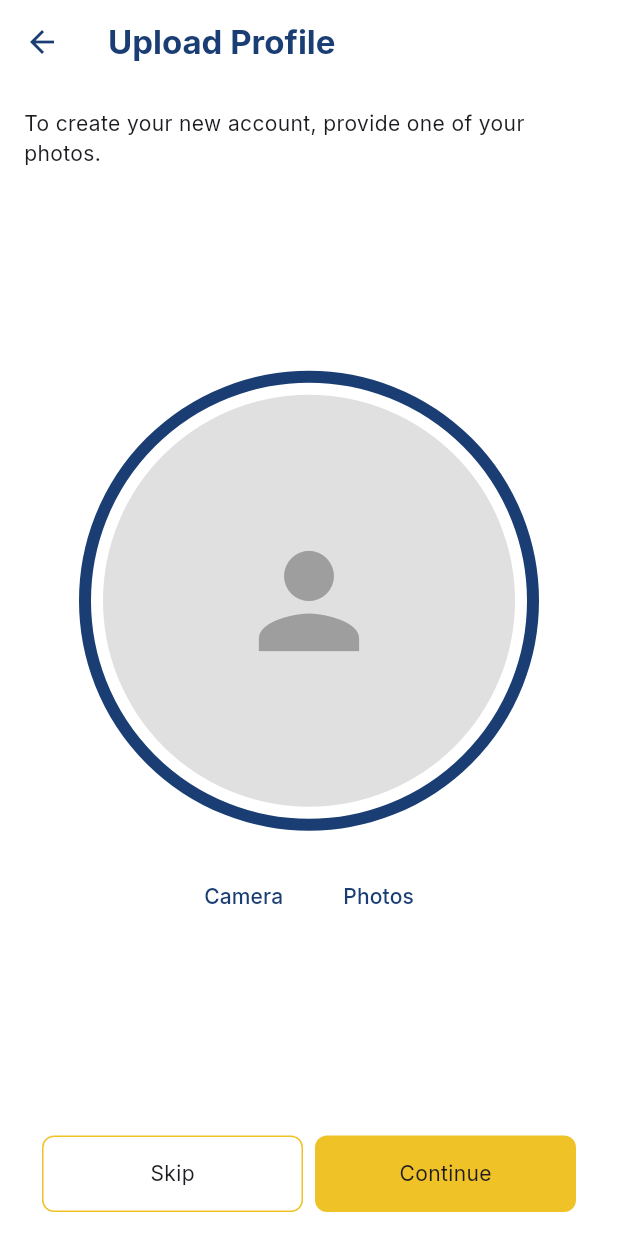
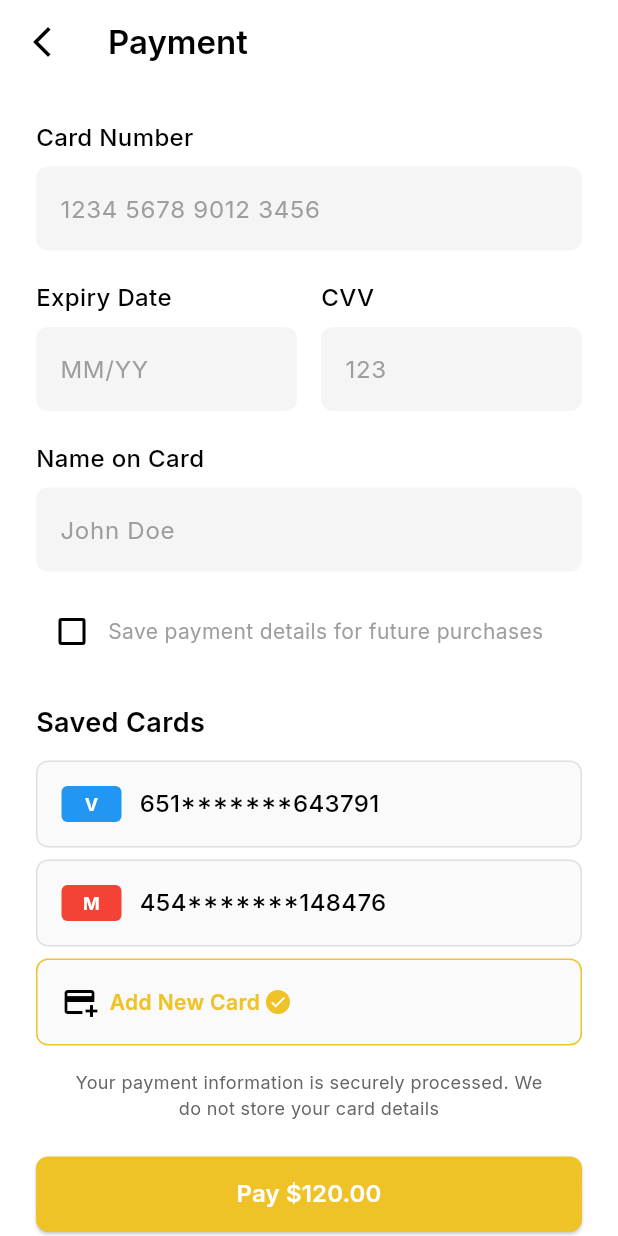
Before and after one commit to Sristy72/legendary-trading-academy, a Flutter app: the screen it shows after launch, on a phone screen of 412 x 824 dp. Run offline on Flutter 3.47's test engine with Material 3 defaults, Android fonts, the light colour scheme and no system bars; our stand-ins replace get, google_fonts, image_picker; missing offline and left inert: flutx_core.

Commit message:
commit with payment page ui

```diff
--- a/lib/core/theme/app_colors.dart
+++ b/lib/core/theme/app_colors.dart
@@ -7,4 +7,5 @@ class AppColors {
 
   static const Color white = Colors.white;
   static const Color errorRed = Color(0xFFD94539);
+
 }
--- /dev/null
+++ b/lib/features/payment/presentation/payment_screen.dart
@@ -0,0 +1,267 @@
+import 'package:flutter/material.dart';
+import 'package:get/get.dart';
+import '../state/payment_controller.dart';
+import '../widgets/payment_card.dart';
+
+class PaymentScreen extends GetView<PaymentController> {
+  const PaymentScreen({super.key});
+
+  @override
+  PaymentController get controller => Get.put(PaymentController());
+
+  @override
+  Widget build(BuildContext context) {
+    return Scaffold(
+      backgroundColor: Colors.white,
+      appBar: AppBar(
+        backgroundColor: Colors.white,
+        elevation: 0,
+        leading: IconButton(
+          icon: const Icon(Icons.arrow_back_ios_new, color: Colors.black),
+          onPressed: () => Get.back(),
+        ),
+        title: const Text(
+          'Payment',
+          style: TextStyle(color: Colors.black, fontWeight: FontWeight.w600),
+        ),
+      ),
+      body: SingleChildScrollView(
+        child: SafeArea(
+          child: SingleChildScrollView(
+            padding: const EdgeInsets.all(24.0),
+            child: Column(
+              crossAxisAlignment: CrossAxisAlignment.start,
+              children: [
+                const Text(
+                  'Card Number',
+                  style: TextStyle(
+                    fontSize: 16,
+                    fontWeight: FontWeight.w500,
+                    color: Colors.black,
+                  ),
+                ),
+                const SizedBox(height: 8),
+                Container(
+                  decoration: BoxDecoration(
+                    color: const Color(0xFFF5F5F5),
+                    borderRadius: BorderRadius.circular(8),
+                  ),
+                  child: const TextField(
+                    decoration: InputDecoration(
+                      hintText: '1234 5678 9012 3456',
+                      hintStyle: TextStyle(color: Colors.grey),
+                      border: InputBorder.none,
+                      contentPadding: EdgeInsets.symmetric(
+                        horizontal: 16,
+                        vertical: 16,
+                      ),
+                    ),
+                  ),
+                ),
+                const SizedBox(height: 20),
+                Row(
+                  children: [
+                    Expanded(
+                      child: Column(
+                        crossAxisAlignment: CrossAxisAlignment.start,
+                        children: [
+                          const Text(
+                            'Expiry Date',
+                            style: TextStyle(
+                              fontSize: 16,
+                              fontWeight: FontWeight.w500,
+                              color: Colors.black,
+                            ),
+                          ),
+                          const SizedBox(height: 8),
+                          Container(
+                            decoration: BoxDecoration(
+                              color: const Color(0xFFF5F5F5),
+                              borderRadius: BorderRadius.circular(8),
+                            ),
+                            child: const TextField(
+                              decoration: InputDecoration(
+                                hintText: 'MM/YY',
+                                hintStyle: TextStyle(color: Colors.grey),
+                                border: InputBorder.none,
+                                contentPadding: EdgeInsets.symmetric(
+                                  horizontal: 16,
+                                  vertical: 16,
+                                ),
+                              ),
+                            ),
+                          ),
+                        ],
+                      ),
+                    ),
+                    const SizedBox(width: 16),
+                    Expanded(
+                      child: Column(
+                        crossAxisAlignment: CrossAxisAlignment.start,
+                        children: [
+                          const Text(
+                            'CVV',
+                            style: TextStyle(
+                              fontSize: 16,
+                              fontWeight: FontWeight.w500,
+                              color: Colors.black,
+                            ),
+                          ),
+                          const SizedBox(height: 8),
+                          Container(
+                            decoration: BoxDecoration(
+                              color: const Color(0xFFF5F5F5),
+                              borderRadius: BorderRadius.circular(8),
+                            ),
+                            child: const TextField(
+                              decoration: InputDecoration(
+                                hintText: '123',
+                                hintStyle: TextStyle(color: Colors.grey),
+                                border: InputBorder.none,
+                                contentPadding: EdgeInsets.symmetric(
+                                  horizontal: 16,
+                                  vertical: 16,
+                                ),
+                              ),
+                            ),
+                          ),
+                        ],
+                      ),
+                    ),
+                  ],
+                ),
+                const SizedBox(height: 20),
+                const Text(
+                  'Name on Card',
+                  style: TextStyle(
+                    fontSize: 16,
+                    fontWeight: FontWeight.w500,
+                    color: Colors.black,
+                  ),
+                ),
+                const SizedBox(height: 8),
+                Container(
+                  decoration: BoxDecoration(
+                    color: const Color(0xFFF5F5F5),
+                    borderRadius: BorderRadius.circular(8),
+                  ),
+                  child: const TextField(
+                    decoration: InputDecoration(
+                      hintText: 'John Doe',
+                      hintStyle: TextStyle(color: Colors.grey),
+                      border: InputBorder.none,
+                      contentPadding: EdgeInsets.symmetric(
+                        horizontal: 16,
+                        vertical: 16,
+                      ),
+                    ),
+                  ),
+                ),
+                const SizedBox(height: 16),
+                Row(
+                  children: [
+                    Checkbox(
+                      value: false,
+                      onChanged: (value) {},
+                      activeColor: const Color(0xFFEFC227),
+                    ),
+                    const Expanded(
+                      child: Text(
+                        'Save payment details for future purchases',
+                        style: TextStyle(fontSize: 14, color: Colors.grey),
+                      ),
+                    ),
+                  ],
+                ),
+                const SizedBox(height: 24),
+                const Text(
+                  'Saved Cards',
+                  style: TextStyle(
+                    fontSize: 18,
+                    fontWeight: FontWeight.w600,
+                    color: Colors.black,
+                  ),
+                ),
+                const SizedBox(height: 12),
+                const PaymentCard(cardType: 'Visa', cardNumber: '651*******643791'),
+                const SizedBox(height: 8),
+                const PaymentCard(
+                  cardType: 'Mastercard',
+                  cardNumber: '454*******148476',
+                ),
+                const SizedBox(height: 8),
+                Container(
+                  padding: const EdgeInsets.all(16),
+                  decoration: BoxDecoration(
+                    color: Colors.grey[50],
+                    borderRadius: BorderRadius.circular(8),
+                    border: Border.all(color: const Color(0xFFEFC227)),
+                  ),
+                  child: Row(
+                    children: [
+                      const Icon(Icons.add_card, color: Colors.black),
+                      const SizedBox(width: 8),
+                      const Text(
+                        'Add New Card',
+                        style: TextStyle(
+                          color: Color(0xFFEFC227),
+                          fontWeight: FontWeight.w600,
+                        ),
+                      ),
+                      const SizedBox(width: 4),
+                      Container(
+                        width: 16,
+                        height: 16,
+                        decoration: const BoxDecoration(
+                          color: Color(0xFFEFC227),
+                          shape: BoxShape.circle,
+                        ),
+                        child: const Icon(
+                          Icons.check,
+                          size: 12,
+                          color: Colors.white,
+                        ),
+                      )
+                    ],
+                  ),
+                ),
+                const SizedBox(height: 16),
+                const Padding(
+                  padding: EdgeInsets.only(left: 20, right: 20),
+                  child: Text(
+                    textAlign: TextAlign.center,
+                    'Your payment information is securely processed. We do not store your card details',
+                    style: TextStyle(fontSize: 12, color: Color(0XFF666666)),
+                  ),
+                ),
+                const SizedBox(height: 24),
+                SizedBox(
+                  width: double.infinity,
+                  height: 50,
+                  child: ElevatedButton(
+                    onPressed: () {},//=> controller.completePayment(),
+                    style: ElevatedButton.styleFrom(
+                      backgroundColor: const Color(0xFFEFC227),
+                      shape: RoundedRectangleBorder(
+                        borderRadius: BorderRadius.circular(8),
+                      ),
+                    ),
+                    child: const Text(
+                      'Pay \$120.00',
+                      style: TextStyle(
+                        color: Colors.white,
+                        fontSize: 16,
+                        fontWeight: FontWeight.w600,
+                      ),
+                    ),
+                  ),
+                ),
+                const SizedBox(height: 20),
+              ],
+            ),
+          ),
+        ),
+      ),
+    );
+  }
+}
--- /dev/null
+++ b/lib/features/payment/state/payment_controller.dart
@@ -0,0 +1,22 @@
+import 'package:get/get.dart';
+import '../presentation/payment_screen.dart';
+class PaymentController extends GetxController {
+
+  void processPayment() {
+    Get.to(() => const PaymentScreen());
+  }
+
+  // void completePayment() {
+  //   Get.back(); // Go back from payment screen
+  //   showSuccessDialog();
+  // }
+  //
+  // void showSuccessDialog() {
+  //   Get.dialog(const SuccessDialog(), barrierDismissible: false);
+  // }
+
+  void completeEnrollment() {
+    Get.snackbar('Success', 'Enrollment completed!');
+    // Navigate to course content or home
+  }
+}
--- /dev/null
+++ b/lib/features/payment/widgets/payment_card.dart
@@ -0,0 +1,56 @@
+import 'package:flutter/material.dart';
+
+class PaymentCard extends StatelessWidget {
+  final String cardType;
+  final String cardNumber;
+
+  const PaymentCard({
+    super.key,
+    required this.cardType,
+    required this.cardNumber,
+
+  });
+
+  @override
+  Widget build(BuildContext context) {
+    return Container(
+      padding: const EdgeInsets.all(16),
+      decoration: BoxDecoration(
+        color: Colors.grey[50],
+        borderRadius: BorderRadius.circular(8),
+        border: Border.all(color: Colors.grey[300]!),
+      ),
+      child: Row(
+        children: [
+          Container(
+            width: 40,
+            height: 24,
+            decoration: BoxDecoration(
+              color: cardType == 'Visa' ? Colors.blue : Colors.red,
+              borderRadius: BorderRadius.circular(4),
+            ),
+            child: Center(
+              child: Text(
+                cardType == 'Visa' ? 'V' : 'M',
+                style: const TextStyle(
+                  color: Colors.white,
+                  fontWeight: FontWeight.bold,
+                  fontSize: 12,
+                ),
+              ),
+            ),
+          ),
+          const SizedBox(width: 12),
+          Text(
+            cardNumber,
+            style: const TextStyle(
+              fontSize: 16,
+              fontWeight: FontWeight.w500,
+              color: Colors.black,
+            ),
+          ),
+        ],
+      ),
+    );
+  }
+}
--- a/lib/main.dart
+++ b/lib/main.dart
@@ -1,7 +1,6 @@
 import 'package:flutter/material.dart';
-import 'package:flutter_ladydenily/core/demo/screen.dart';
 import 'package:flutter_ladydenily/core/theme/app_theme.dart';
-import 'package:flutter_ladydenily/features/auth/presentation/upload_profile_screen.dart';
+import 'package:flutter_ladydenily/features/payment/presentation/payment_screen.dart';
 
 void main() {
   runApp(const MyApp());
@@ -13,9 +12,10 @@ class MyApp extends StatelessWidget {
   @override
   Widget build(BuildContext context) {
     return MaterialApp(
+      debugShowCheckedModeBanner: false,
       title: 'Flutter Demo',
       theme: AppTheme.light,
-      home: UploadProfileScreen(),
+      home: PaymentScreen(),
     );
   }
 }
```
Also changed, not shown: pubspec.yaml (+4 -3 lines), assets/images/appraisal_15210198.png (added), assets/images/community_12575799.png (added), assets/images/folder_12533516.png (added), assets/images/folder_15237642.png (added), assets/images/legal-document_1890467.png (added), assets/images/periodic-table_2183917.png (added), assets/images/quiz_8586995.png (added), pubspec.lock.
